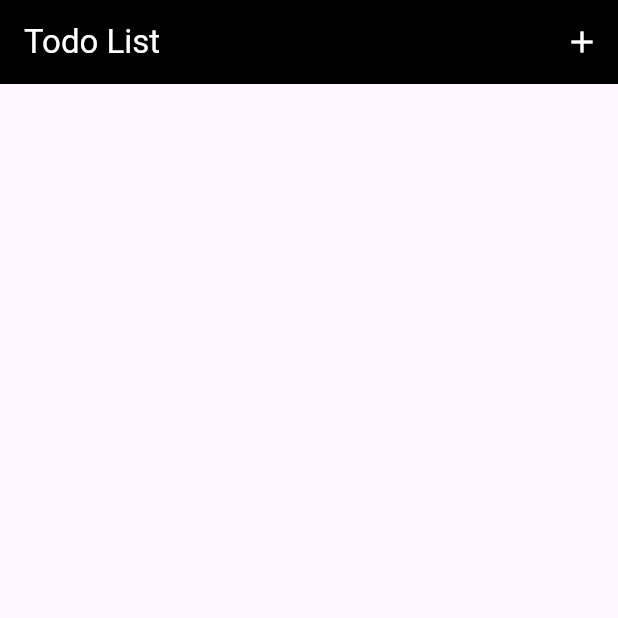
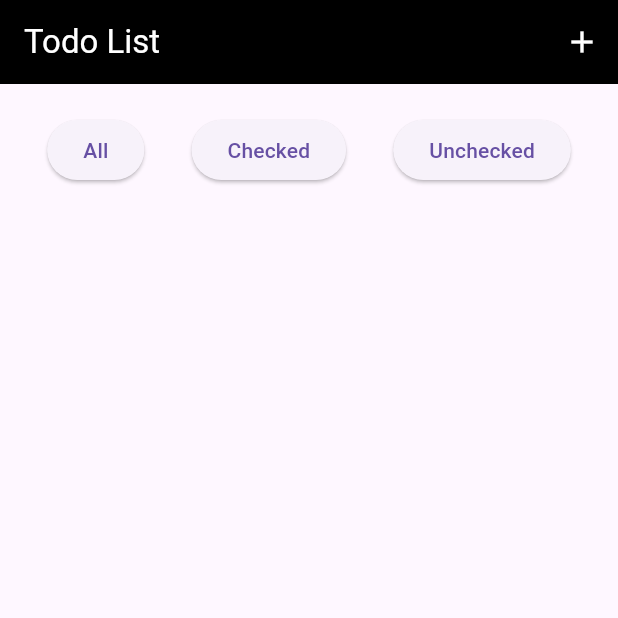
Before and after one commit to jerry-joohee/flutter_study_1, a Flutter app: the screen it shows after launch, on a phone screen of 412 x 824 dp, the top half of it. Run offline on Flutter 3.47's test engine with Material 3 defaults, Android fonts, the phone set to English and light mode, and no system bars.

Commit message:
필터링 기능 추가

```diff
--- a/lib/main.dart
+++ b/lib/main.dart
@@ -16,7 +16,7 @@ class MyApp extends StatelessWidget {
       theme: ThemeData(
         useMaterial3: true,
       ),
-      home: const todoApp(),
+      home: const TodoApp(),
     );
   }
 }
--- a/lib/todolist.dart
+++ b/lib/todolist.dart
@@ -1,33 +1,51 @@
 import 'package:flutter/material.dart';
 
 class Todo {
-  String title; //타이틀
-  String description; //설명
+  String title; // 타이틀
+  String description; // 설명
   bool isChecked; // 체크 상태
 
   Todo(
       {required this.title, required this.description, this.isChecked = false});
 }
 
-class todoApp extends StatefulWidget {
-  //todoApp 클래스: StatefulWidget을 상속받아 상태를 가질 수 있는 위젯
-  const todoApp({Key? key}) : super(key: key);
+class TodoApp extends StatefulWidget {
+  // TodoApp 클래스: StatefulWidget을 상속받아 상태를 가질 수 있는 위젯
+  const TodoApp({Key? key}) : super(key: key);
 
   @override
-  State<todoApp> createState() => _todoApp();
-//createState 메서드: _todoApp 상태 객체를 반환
+  State<TodoApp> createState() => _TodoAppState();
+// createState 메서드: _TodoAppState 상태 객체를 반환
 }
 
-class _todoApp extends State<todoApp> {
-  //_todoApp 클래스: todoApp의 상태를 정의하는 클래스
+class _TodoAppState extends State<TodoApp> {
+  // _TodoAppState 클래스: TodoApp의 상태를 정의하는 클래스
   String title = "";
   String description = "";
-  //title과 description 변수: 사용자가 입력한 제목과 설명을 저장
+  // title과 description 변수: 사용자가 입력한 제목과 설명을 저장
 
-  List<Todo> todos = []; //todos 리스트: 할 일 항목을 저장하는 리스트
+  List<Todo> todos = []; // todos 리스트: 할 일 항목을 저장하는 리스트
+  String filter = "All"; // 필터링 상태
 
   @override
   Widget build(BuildContext context) {
+    //필터링 상태에 따른 할 일 항목 필터링
+    List<Todo> filteredTodos;
+    //filteredTodos List : 현재 필터링 상태에 따라 todos List 에서 필터링된 항목을 저장
+    if (filter == "All") {
+      filteredTodos = todos;
+    } else if (filter == "Checked") {
+      filteredTodos = todos.where((todo) => todo.isChecked).toList();
+    } else {
+      filteredTodos = todos.where((todo) => !todo.isChecked).toList();
+    }
+    /* todos는 Todo 객체들의 리스트입니다.
+    where 메서드는 리스트에서 특정 조건을 만족하는 항목들만 필터링하는 기능을 합니다.
+    이 경우, where 메서드 안에 주어진 조건은 (todo) => todo.isChecked 입니다.
+    (todo) => todo.isChecked는 람다 함수(익명 함수)로, 각 todo 객체의 isChecked 속성이 true인지를 확인합니다.
+    따라서, todos.where((todo) => todo.isChecked)는 todos 리스트에서 isChecked 속성이 true인 항목들만 필터링하여 반환합니다.
+    .toList() 메서드를 사용하여 이 Iterable을 List<Todo> 타입으로 변환합니다. */
+
     return Scaffold(
       appBar: AppBar(
         backgroundColor: Colors.black,
@@ -37,17 +55,17 @@ class _todoApp extends State<todoApp> {
         ),
         actions: [
           IconButton(
-            //+ 아이콘
+            // + 아이콘
             onPressed: () {
               showDialog(
-                //팝업
+                // 팝업
                 barrierColor: Colors.black.withAlpha(100),
-                //딤
+                // 딤
                 context: context,
                 builder: (_) {
-                  //builder : 다이얼로그의 UI를 정의하는 함수
+                  // builder: 다이얼로그의 UI를 정의하는 함수
                   return AlertDialog(
-                    //AlertDialog: 다이얼로그의 UI를 정의하는 위젯
+                    // AlertDialog: 다이얼로그의 UI를 정의하는 위젯
                     title: const Text('나의 할일'),
                     actions: [
                       TextField(
@@ -55,7 +73,7 @@ class _todoApp extends State<todoApp> {
                           setState(
                             () {
                               title = value;
-                              //onChanged: 입력된 텍스트가 변경될 때 호출되는 콜백 함수. 입력된 값을 title 변수에 저장합
+                              // onChanged: 입력된 텍스트가 변경될 때 호출되는 콜백 함수. 입력된 값을 title 변수에 저장합
                             },
                           );
                         },
@@ -66,7 +84,7 @@ class _todoApp extends State<todoApp> {
                           setState(
                             () {
                               description = value;
-                              //할 일의 내용을 입력받는 필드. 입력된 값을 description 변수에 저장
+                              // 할 일의 내용을 입력받는 필드. 입력된 값을 description 변수에 저장
                             },
                           );
                         },
@@ -77,7 +95,7 @@ class _todoApp extends State<todoApp> {
                       ),
                       Center(
                         child: ElevatedButton(
-                          //ElevatedButton: 누를 수 있는 버튼 위젯
+                          // ElevatedButton: 누를 수 있는 버튼 위젯
                           onPressed: () {
                             Navigator.of(context).pop();
                             setState(
@@ -102,23 +120,67 @@ class _todoApp extends State<todoApp> {
           )
         ],
       ),
-      body: ListView.builder(
+      body: Column(
+        children: [
+          SizedBox(
+            height: 20,
+          ),
+          //필터 버튼
+          Row(
+            mainAxisAlignment: MainAxisAlignment.spaceEvenly,
+            children: [
+              ElevatedButton(
+                onPressed: () {
+                  setState(
+                    () {
+                      filter = "All";
+                    },
+                  );
+                },
+                child: Text("All"),
+              ),
+              ElevatedButton(
+                onPressed: () {
+                  setState(
+                    () {
+                      filter = "Checked";
+                    },
+                  );
+                },
+                child: Text("Checked"),
+              ),
+              ElevatedButton(
+                onPressed: () {
+                  setState(
+                    () {
+                      filter = "Unchecked";
+                    },
+                  );
+                },
+                child: Text("Unchecked"),
+              ),
+            ],
+          ),
+          Expanded(
+            child: ListView.builder(
+              itemCount: filteredTodos
+                  .length, //itemCount: filteredTodos.length로 필터링된 할 일 항목의 개수를 설정
               itemBuilder: (_, index) {
-          //itemBuilder: 각 항목을 어떻게 렌더링할지 정의하는 함수. 여기서는 ListTile을 반환
+                //itemBuilder : filteredTodos 리스트의 각 항목을 ListTile로 반환
                 return ListTile(
-            title: Text(todos[index].title),
-            subtitle: Text(todos[index].description),
+                  title: Text(filteredTodos[index].title),
+                  //index: 현재 항목의 인덱스입니다. filteredTodos[index]: 필터링된 할 일 목록에서 현재 항목을 가져옵니다.filteredTodos[index].title: 현재 항목의 제목입니다.
+                  subtitle: Text(filteredTodos[index].description),
                   trailing: Row(
-              //trailing: 항목의 끝부분에 표시될 위젯
+                    // trailing: 항목의 끝부분에 표시될 위젯
                     mainAxisSize: MainAxisSize.min,
                     children: [
                       IconButton(
-                  //trailing: 항목의 끝부분에 표시될 위젯
                         onPressed: () {
                           setState(
                             () {
-                        title = todos[index].title;
-                        description = todos[index].description;
+                              title = filteredTodos[index].title;
+                              description = filteredTodos[index].description;
                               showDialog(
                                 context: context,
                                 builder: (_) {
@@ -130,7 +192,7 @@ class _todoApp extends State<todoApp> {
                                           title = value;
                                         },
                                         decoration: InputDecoration(
-                                    hintText: todos[index].title,
+                                          hintText: filteredTodos[index].title,
                                         ),
                                       ),
                                       TextField(
@@ -138,7 +200,8 @@ class _todoApp extends State<todoApp> {
                                           description = value;
                                         },
                                         decoration: InputDecoration(
-                                    hintText: todos[index].description,
+                                          hintText:
+                                              filteredTodos[index].description,
                                         ),
                                       ),
                                       SizedBox(
@@ -148,12 +211,13 @@ class _todoApp extends State<todoApp> {
                                         child: ElevatedButton(
                                           onPressed: () {
                                             Navigator.of(context).pop();
-                                      //Navigator.of(context).pop() 다이얼로그 닫음
+                                            // Navigator.of(context).pop() 다이얼로그 닫음
                                             setState(
                                               () {
-                                          todos[index].title = title;
-                                          todos[index].description =
-                                              description;
+                                                filteredTodos[index].title =
+                                                    title;
+                                                filteredTodos[index]
+                                                    .description = description;
                                               },
                                             );
                                           },
@@ -175,7 +239,8 @@ class _todoApp extends State<todoApp> {
                         onPressed: () {
                           setState(
                             () {
-                        todos.removeAt(index);
+                              todos.removeAt(
+                                  todos.indexOf(filteredTodos[index]));
                             },
                           );
                         },
@@ -186,11 +251,12 @@ class _todoApp extends State<todoApp> {
                         onPressed: () {
                           setState(
                             () {
-                        todos[index].isChecked = !todos[index].isChecked;
+                              filteredTodos[index].isChecked =
+                                  !filteredTodos[index].isChecked;
                             },
                           );
                         },
-                  icon: Icon(todos[index].isChecked
+                        icon: Icon(filteredTodos[index].isChecked
                             ? Icons.check_box
                             : Icons.check_box_outline_blank),
                       ),
@@ -198,7 +264,9 @@ class _todoApp extends State<todoApp> {
                   ),
                 );
               },
-        itemCount: todos.length,
+            ),
+          ),
+        ],
       ),
     );
   }
```
Lines whose indentation alone changed are shown as unchanged.
